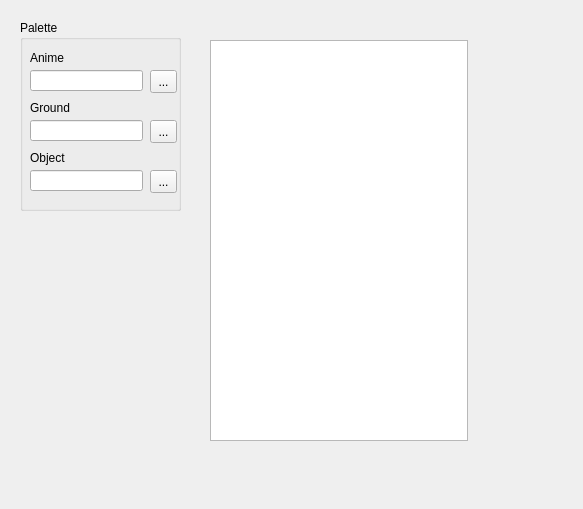
Before: the Qt Designer form src/StarRPGEditor/StarRPGEditor/database_tile_set_view.ui in wasedaigo/star-rpg-editor, drawn with Qt 5.
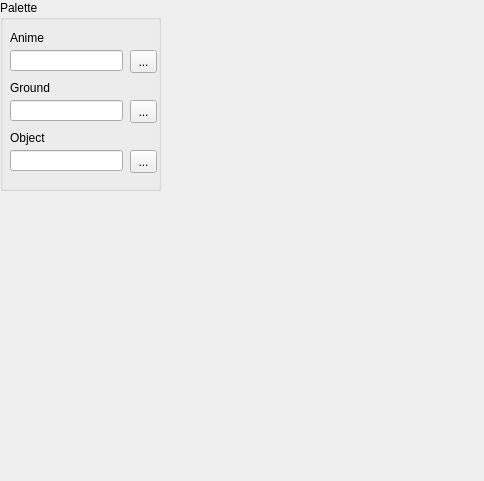
After: the same form once the commit is applied.

```diff
--- a/src/StarRPGEditor/StarRPGEditor/database_tile_set_view.ui
+++ b/src/StarRPGEditor/StarRPGEditor/database_tile_set_view.ui
@@ -6,8 +6,8 @@
    <rect>
     <x>0</x>
     <y>0</y>
-    <width>583</width>
-    <height>509</height>
+    <width>484</width>
+    <height>481</height>
    </rect>
   </property>
   <property name="windowTitle">
@@ -16,8 +16,8 @@
   <widget class="QGroupBox" name="groupBox">
    <property name="geometry">
     <rect>
-     <x>20</x>
-     <y>20</y>
+     <x>0</x>
+     <y>0</y>
      <width>161</width>
      <height>191</height>
     </rect>
@@ -134,21 +134,35 @@
     </property>
    </widget>
   </widget>
-  <widget class="QGraphicsView" name="graphicsView">
+  <widget class="QFrame" name="tilePaletteContainer">
    <property name="geometry">
     <rect>
-     <x>210</x>
-     <y>40</y>
+     <x>170</x>
+     <y>20</y>
      <width>258</width>
      <height>401</height>
     </rect>
    </property>
    <property name="sizePolicy">
-    <sizepolicy hsizetype="Fixed" vsizetype="Expanding">
+    <sizepolicy hsizetype="Fixed" vsizetype="Preferred">
      <horstretch>0</horstretch>
      <verstretch>0</verstretch>
     </sizepolicy>
    </property>
+   <layout class="QGridLayout" name="gridLayout">
+    <property name="leftMargin">
+     <number>0</number>
+    </property>
+    <property name="topMargin">
+     <number>0</number>
+    </property>
+    <property name="rightMargin">
+     <number>0</number>
+    </property>
+    <property name="bottomMargin">
+     <number>0</number>
+    </property>
+   </layout>
   </widget>
  </widget>
  <resources/>
```
